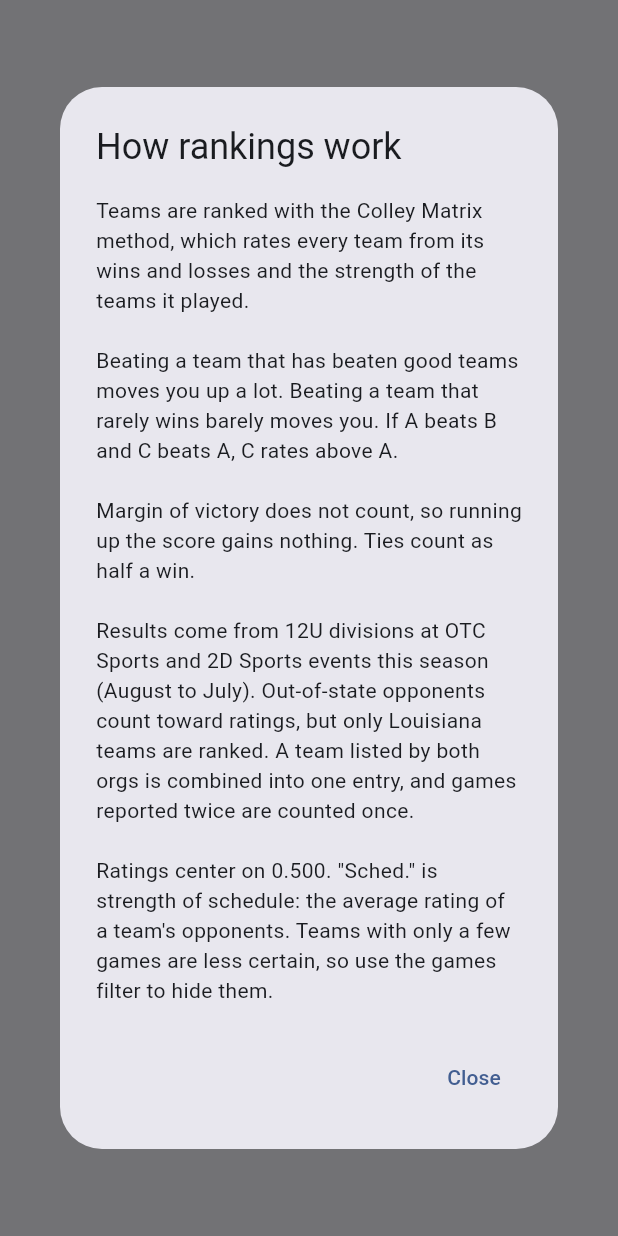
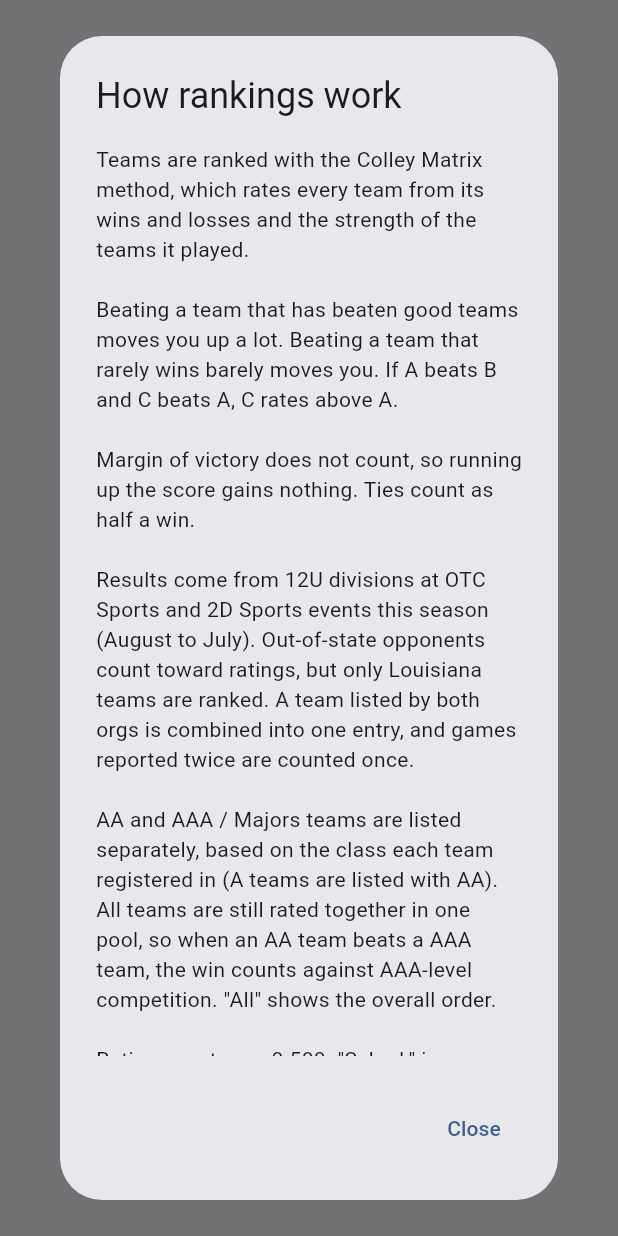
Before and after one commit to jfreema/TeamRank, a Flutter app: what showAboutRankings() shows on an empty page, opened directly, on a phone screen of 412 x 824 dp. Run offline on Flutter 3.47's test engine with Material 3 defaults, Android fonts, the phone set to English and light mode, and no system bars; network calls fail.

Commit message:
Rank AA and AAA/Majors teams in separate lists
Teams are sorted into AA (AA and A) or AAA/Majors by the class they
registered in, with a levels override in data/aliases.json. Ratings still
come from one Colley pool, so games between levels count.

Co-Authored-By: Claude Opus 5.5 (1M context) <noreply@anthropic.com>
Claude-Session: https://claude.ai/code/session_01S3cJdbvM3xhNdYghrNvuwr

```diff
--- a/app/lib/models.dart
+++ b/app/lib/models.dart
@@ -51,6 +51,8 @@ class Team {
     required this.city,
     required this.state,
     required this.rank,
+    required this.level,
+    required this.levelRank,
     required this.rating,
     required this.sos,
     required this.wins,
@@ -65,7 +67,14 @@ class Team {
   final String name;
   final String city;
   final String state;
+  /// Overall rank among Louisiana teams; null for out-of-state teams.
   final int? rank;
+
+  /// `AA` (AA and A teams), `AAA` (AAA and Majors), or null if unknown.
+  final String? level;
+
+  /// Rank within [level].
+  final int? levelRank;
   final double rating;
   final double sos;
   final int wins;
@@ -87,6 +96,8 @@ class Team {
         city: j['city'] as String? ?? '',
         state: j['state'] as String? ?? '',
         rank: j['rank'] as int?,
+        level: j['level'] as String?,
+        levelRank: j['levelRank'] as int?,
         rating: (j['rating'] as num).toDouble(),
         sos: (j['sos'] as num? ?? 0).toDouble(),
         wins: j['wins'] as int? ?? 0,
@@ -155,6 +166,8 @@ class GameResult {
       );
 }
 
+String levelLabel(String level) => level == 'AAA' ? 'AAA / Majors' : level;
+
 String sourceLabel(String source) => switch (source) {
       'otc' => 'OTC Sports',
       '2d' => '2D Sports',
--- a/app/lib/screens/rankings_screen.dart
+++ b/app/lib/screens/rankings_screen.dart
@@ -17,6 +17,9 @@ class _RankingsScreenState extends State<RankingsScreen> {
   String _query = '';
   String? _source;
   int _minGames = 0;
+
+  /// `AA`, `AAA`, or null for everyone.
+  String? _level = 'AA';
 
   @override
   Widget build(BuildContext context) {
@@ -56,6 +59,7 @@ class _RankingsScreenState extends State<RankingsScreen> {
   Widget _buildList(BuildContext context, RankingsData data) {
     final q = _query.trim().toLowerCase();
     final teams = data.ranked.where((t) {
+      if (_level != null && t.level != _level) return false;
       if (t.games < _minGames) return false;
       if (_source != null && !t.sources.any((s) => s.source == _source)) return false;
       if (q.isEmpty) return true;
@@ -68,6 +72,21 @@ class _RankingsScreenState extends State<RankingsScreen> {
         child: CustomScrollView(
           slivers: [
             SliverToBoxAdapter(child: _Header(data: data)),
+            SliverToBoxAdapter(
+              child: Padding(
+                padding: const EdgeInsets.fromLTRB(16, 8, 16, 8),
+                child: SegmentedButton<String?>(
+                  showSelectedIcon: false,
+                  segments: const [
+                    ButtonSegment(value: 'AA', label: Text('AA')),
+                    ButtonSegment(value: 'AAA', label: Text('AAA / Majors')),
+                    ButtonSegment(value: null, label: Text('All')),
+                  ],
+                  selected: {_level},
+                  onSelectionChanged: (v) => setState(() => _level = v.first),
+                ),
+              ),
+            ),
             SliverToBoxAdapter(
               child: Padding(
                 padding: const EdgeInsets.fromLTRB(16, 8, 16, 0),
@@ -120,6 +139,7 @@ class _RankingsScreenState extends State<RankingsScreen> {
               separatorBuilder: (_, _) => const Divider(height: 1),
               itemBuilder: (context, i) => _TeamRow(
                 team: teams[i],
+                showLevel: _level == null,
                 onTap: () => Navigator.of(context).push(MaterialPageRoute(
                   builder: (_) => TeamScreen(data: data, team: teams[i]),
                 )),
@@ -149,7 +169,7 @@ class _Header extends StatelessWidget {
       child: Column(
         crossAxisAlignment: CrossAxisAlignment.start,
         children: [
-          Text('${data.season} season · ${data.ranked.length} teams', style: t.titleMedium),
+          Text('${data.season} season · ${data.ranked.length} Louisiana teams', style: t.titleMedium),
           const SizedBox(height: 4),
           Text('Updated $updated · $sources', style: t.bodySmall),
         ],
@@ -183,8 +203,11 @@ class _ColumnHeader extends StatelessWidget {
 }
 
 class _TeamRow extends StatelessWidget {
-  const _TeamRow({required this.team, required this.onTap});
+  const _TeamRow({required this.team, required this.onTap, required this.showLevel});
   final Team team;
+
+  /// On the combined list, show overall ranks and each team's level.
+  final bool showLevel;
   final VoidCallback onTap;
 
   @override
@@ -199,7 +222,8 @@ class _TeamRow extends StatelessWidget {
           children: [
             SizedBox(
               width: 44,
-              child: Text('${team.rank}', style: t.titleMedium?.copyWith(fontWeight: FontWeight.bold)),
+              child: Text('${showLevel ? team.rank : team.levelRank}',
+                  style: t.titleMedium?.copyWith(fontWeight: FontWeight.bold)),
             ),
             Expanded(
               child: Column(
@@ -207,7 +231,11 @@ class _TeamRow extends StatelessWidget {
                 children: [
                   Text(team.name, style: t.bodyLarge, overflow: TextOverflow.ellipsis),
                   Text(
-                    [team.hometown, team.sources.map((s) => s.source.toUpperCase()).toSet().join(' + ')]
+                    [
+                      team.hometown,
+                      if (showLevel && team.level != null) team.level!,
+                      team.sources.map((s) => s.source.toUpperCase()).toSet().join(' + '),
+                    ]
                         .where((s) => s.isNotEmpty)
                         .join(' · '),
                     style: t.bodySmall,
@@ -276,6 +304,10 @@ void showAboutRankings(BuildContext context) {
           'season (August to July). Out-of-state opponents count toward ratings, '
           'but only Louisiana teams are ranked. A team listed by both orgs is '
           'combined into one entry, and games reported twice are counted once.\n\n'
+          'AA and AAA / Majors teams are listed separately, based on the class each '
+          'team registered in (A teams are listed with AA). All teams are still '
+          'rated together in one pool, so when an AA team beats a AAA team, the '
+          'win counts against AAA-level competition. "All" shows the overall order.\n\n'
           'Ratings center on 0.500. "Sched." is strength of schedule: the average '
           'rating of a team\'s opponents. Teams with only a few games are less '
           'certain, so use the games filter to hide them.',
--- a/app/lib/screens/team_screen.dart
+++ b/app/lib/screens/team_screen.dart
@@ -34,7 +34,9 @@ class TeamScreen extends StatelessWidget {
                       spacing: 12,
                       runSpacing: 12,
                       children: [
-                        _Stat(label: 'Rank', value: team.rank == null ? 'Not ranked' : '#${team.rank}'),
+                        if (team.level != null && team.levelRank != null)
+                          _Stat(label: '${levelLabel(team.level!)} rank', value: '#${team.levelRank}'),
+                        _Stat(label: 'Overall rank', value: team.rank == null ? 'Not ranked' : '#${team.rank}'),
                         _Stat(label: 'Record', value: team.record),
                         _Stat(label: 'Rating', value: team.rating.toStringAsFixed(3)),
                         _Stat(label: 'Schedule strength', value: team.sos.toStringAsFixed(3)),
@@ -96,7 +98,8 @@ class _GameTile extends StatelessWidget {
             ? ('L', scheme.error)
             : ('T', scheme.outline);
     final oppLabel = [
-      if (opp?.rank != null) '#${opp!.rank}',
+      if (opp?.levelRank != null) '#${opp!.levelRank} ${opp.level}'
+      else if (opp?.rank != null) '#${opp!.rank}',
       opp?.name ?? 'Unknown team',
       if (opp != null && opp.state.isNotEmpty && opp.state != data.state) '(${opp.state})',
     ].join(' ');
--- a/data/aliases.json
+++ b/data/aliases.json
@@ -2,5 +2,6 @@
   "merge": [],
   "split": [],
   "names": {},
+  "levels": {},
   "exclude": []
 }
--- a/pipeline/lib/src/build.dart
+++ b/pipeline/lib/src/build.dart
@@ -68,6 +68,27 @@ import 'model.dart';
     ..sort((a, b) => ratings[index[b]!].compareTo(ratings[index[a]!]));
   final rankOf = {for (var i = 0; i < ranked.length; i++) ranked[i]: i + 1};
 
+  // AA and AAA/Majors get their own lists, but the ratings behind them come
+  // from one pool so games between the levels still count.
+  String? levelFor(String id) {
+    final list = members[id] ?? [];
+    for (final t in list) {
+      if (aliases.levels[t.key] case final l?) return l.toUpperCase();
+    }
+    final levels = list.map((t) => levelOf(t.ageClass)).whereType<String>().toSet();
+    // A team listed at both levels plays up, so it goes with the higher one.
+    return levels.contains('AAA') ? 'AAA' : (levels.isEmpty ? null : 'AA');
+  }
+
+  final levelOfTeam = {for (final id in ranked) id: levelFor(id)};
+  final levelRank = <String, int>{};
+  for (final level in ['AA', 'AAA']) {
+    var n = 0;
+    for (final id in ranked) {
+      if (levelOfTeam[id] == level) levelRank[id] = ++n;
+    }
+  }
+
   // Teams the app needs: every ranked team plus their opponents.
   final homeGames = games
       .where((g) => isHome(groupOf[g.teamA]!) || isHome(groupOf[g.teamB]!))
@@ -106,6 +127,8 @@ import 'model.dart';
       'city': _titleCase(home.city),
       'state': home.state,
       'rank': rankOf[id],
+      'level': rankOf.containsKey(id) ? levelOfTeam[id] : levelFor(id),
+      'levelRank': levelRank[id],
       'rating': _round(ratings[index[id]!]),
       'sos': _round(s.sos),
       'wins': s.wins,
@@ -125,6 +148,10 @@ import 'model.dart';
     'season': season,
     'state': state,
     'method': 'colley',
+    'levels': {
+      for (final level in ['AA', 'AAA'])
+        level: levelOfTeam.values.where((l) => l == level).length,
+    },
     'sources': {
       for (final c in caches)
         c.source: {
```
Also changed, not shown: pipeline/lib/src/identity.dart (+16 -1 lines), 4 other files.
